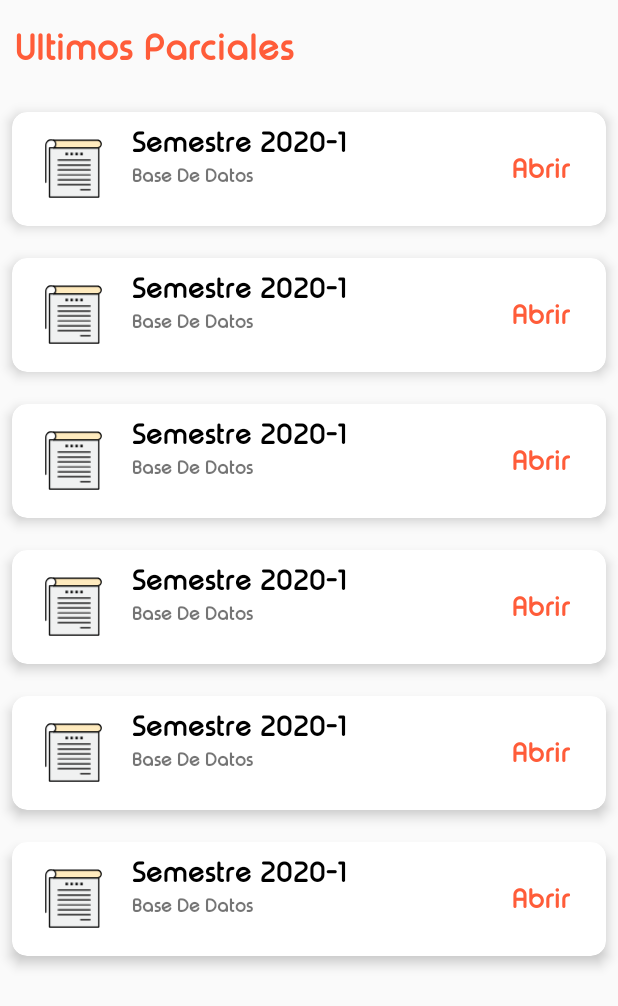
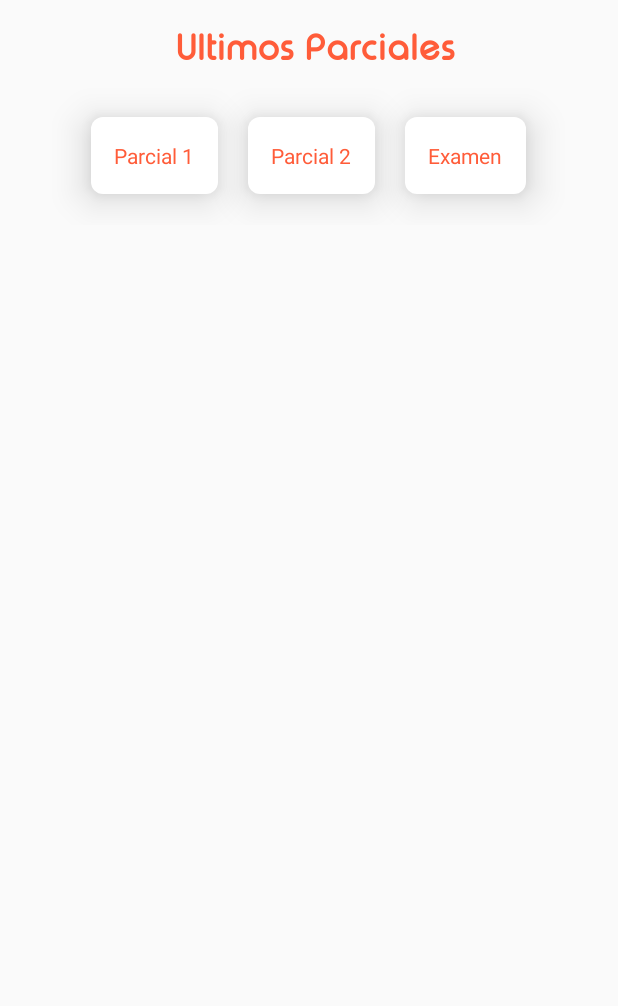
Before and after one commit to armando260135/ParicalPics, an Android app: the VerSemestres screen opened directly, with no data from a screen before it, on a phone screen of 412 x 824 dp. Shown: the top 1006 px of the screen. Run offline under Robolectric (Android 15) with nearby library versions, the phone set to English and light mode, and no system bars.

Commit message:
Implementacion-ajuste para buscar segun el tipo de examen (parcial 1, parcial 2 o examen )
*) Se implementa radiobutton para seleccionar el tipo de examen.
*) Se ajusta la vista previa de cada parcial.

```diff
--- a/InventarioParciales/app/src/main/java/com/example/inventarioparciales/ImageAdapter.java
+++ b/InventarioParciales/app/src/main/java/com/example/inventarioparciales/ImageAdapter.java
@@ -26,7 +26,7 @@ public class ImageAdapter extends RecyclerView.Adapter<ImageAdapter.ViewHolder>
     @NonNull
     @Override
     public ImageAdapter.ViewHolder onCreateViewHolder(@NonNull ViewGroup parent, int viewType) {
-        View view = LayoutInflater.from(parent.getContext()).inflate(R.layout.item,parent,false);
+        View view = LayoutInflater.from(parent.getContext()).inflate(R.layout.item_layout_parciales,parent,false);
         return new ViewHolder(view);
     }
 
--- a/InventarioParciales/app/src/main/java/com/example/inventarioparciales/VerSemestres.java
+++ b/InventarioParciales/app/src/main/java/com/example/inventarioparciales/VerSemestres.java
@@ -6,6 +6,10 @@ import androidx.recyclerview.widget.RecyclerView;
 import android.os.Bundle;
 import android.view.View;
 import android.widget.Button;
+import android.widget.RadioButton;
+import android.widget.RadioGroup;
+import android.widget.Toast;
+
 import java.util.ArrayList;
 import java.util.List;
 
@@ -13,6 +17,10 @@ public class VerSemestres extends AppCompatActivity {
     public  static String rutasemestre="";
     private List<ListElementSemestre> elementSemestres;
     private String materia;
+    RadioGroup rbgTipoExamen;
+    RadioButton rbParcial_1, rbParcial_2, rbExamen;
+    private String TYPE_EXAMEN="";
+
 
 
     @Override
@@ -20,19 +28,38 @@ public class VerSemestres extends AppCompatActivity {
         super.onCreate(savedInstanceState);
         setContentView(R.layout.activity_ver_semestres);
         materia = getIntent().getStringExtra("Materia");
-        init();
+        rbgTipoExamen = findViewById(R.id.rbgTipoExamen);
+        rbParcial_1 = findViewById(R.id.rbParcial_1);
+        rbParcial_2 = findViewById(R.id.rbParcial_2);
+        rbExamen = findViewById(R.id.rbExamen);
+        rbgTipoExamen.setOnCheckedChangeListener(new RadioGroup.OnCheckedChangeListener() {
+            @Override
+            public void onCheckedChanged(RadioGroup radioGroup, int i) {
+                if (rbParcial_1.isChecked()){
+                    TYPE_EXAMEN= "1 Parcial";
+                   init();
+                }else if(rbParcial_2.isChecked()){
+                    TYPE_EXAMEN="2 Parcial";
+                    init();
+                }else{
+                    TYPE_EXAMEN="Examen Final";
+                    init();
+                }
+            }
+        });
+
     }
 
     public void init(){
         elementSemestres = new ArrayList<>();
-        elementSemestres.add(new ListElementSemestre("Semestre 2022-1","base de datos","Ver"));
-        elementSemestres.add(new ListElementSemestre("Semestre 2022-2","base de datos","Ver"));
-        elementSemestres.add(new ListElementSemestre("Semestre 2021-1","base de datos","Ver"));
-        elementSemestres.add(new ListElementSemestre("Semestre 2021-2","base de datos","Ver"));
-        elementSemestres.add(new ListElementSemestre("Semestre 2020-1","base de datos","Ver"));
-        elementSemestres.add(new ListElementSemestre("Semestre 2020-2","base de datos","Ver"));
+        elementSemestres.add(new ListElementSemestre("Semestre 2022-1",materia,"Ver"));
+        elementSemestres.add(new ListElementSemestre("Semestre 2022-2",materia,"Ver"));
+        elementSemestres.add(new ListElementSemestre("Semestre 2021-1",materia,"Ver"));
+        elementSemestres.add(new ListElementSemestre("Semestre 2021-2",materia,"Ver"));
+        elementSemestres.add(new ListElementSemestre("Semestre 2020-1",materia,"Ver"));
+        elementSemestres.add(new ListElementSemestre("Semestre 2020-2",materia,"Ver"));
 
-        AdapterListSemestre adapterListSemestre = new AdapterListSemestre(elementSemestres,this, materia);
+        AdapterListSemestre adapterListSemestre = new AdapterListSemestre(elementSemestres,this, materia,TYPE_EXAMEN);
         RecyclerView recyclerView = findViewById(R.id.recyclerSemestre);
         recyclerView.setHasFixedSize(true);
         recyclerView.setLayoutManager(new LinearLayoutManager(this));
--- /dev/null
+++ b/InventarioParciales/app/src/main/res/drawable/radio_normal.xml
@@ -0,0 +1,6 @@
+<?xml version="1.0" encoding="utf-8"?>
+<shape android:shape="rectangle" xmlns:android="http://schemas.android.com/apk/res/android">
+
+        <solid android:color="@color/white"></solid>
+    <corners android:radius="8dp"></corners>
+</shape>
--- /dev/null
+++ b/InventarioParciales/app/src/main/res/drawable/radio_selector.xml
@@ -0,0 +1,11 @@
+<?xml version="1.0" encoding="utf-8"?>
+<selector xmlns:android="http://schemas.android.com/apk/res/android">
+    <item android:state_checked="true"
+        android:drawable="@drawable/radio_seleted">
+
+    </item>
+    <item android:state_checked="false"
+        android:drawable="@drawable/radio_normal">
+
+    </item>
+</selector>
--- /dev/null
+++ b/InventarioParciales/app/src/main/res/drawable/radio_seleted.xml
@@ -0,0 +1,7 @@
+<?xml version="1.0" encoding="utf-8"?>
+<shape android:shape="rectangle" xmlns:android="http://schemas.android.com/apk/res/android">
+    <solid android:color="@color/naranja_final_degradado"></solid>
+    <corners android:radius="8dp"></corners>
+
+
+</shape>
--- /dev/null
+++ b/InventarioParciales/app/src/main/res/drawable/text_color.xml
@@ -0,0 +1,7 @@
+<?xml version="1.0" encoding="utf-8"?>
+<selector xmlns:android="http://schemas.android.com/apk/res/android">
+    <item android:state_checked="true"
+        android:color="@color/white"></item>
+    <item android:state_checked="false"
+        android:color="@color/naranja_final_degradado"></item>
+</selector>
--- a/InventarioParciales/app/src/main/res/layout/activity_ver_semestres.xml
+++ b/InventarioParciales/app/src/main/res/layout/activity_ver_semestres.xml
@@ -12,6 +12,7 @@
         android:layout_height="wrap_content"
         android:layout_marginStart="10dp"
         android:layout_marginTop="16dp"
+        android:gravity="center"
         android:fontFamily="@font/typo_round_bold_demo"
         android:text="Ultimos Parciales"
         android:textColor="@color/naranja_final_degradado"
@@ -21,13 +22,79 @@
         app:layout_constraintStart_toStartOf="parent"
         app:layout_constraintTop_toTopOf="parent" />
 
+    <LinearLayout
+        android:id="@+id/linearLayout2"
+        android:layout_width="match_parent"
+        android:layout_height="wrap_content"
+        tools:ignore="MissingConstraints">
+
+        <RadioGroup
+            android:id="@+id/rbgTipoExamen"
+            android:layout_width="match_parent"
+            android:layout_height="150dp"
+            android:orientation="horizontal"
+            android:gravity="center_horizontal">
+
+            <RadioButton
+                android:id="@+id/rbParcial_1"
+                android:layout_width="wrap_content"
+                android:layout_height="wrap_content"
+                android:layout_marginHorizontal="10dp"
+                android:layout_marginTop="78dp"
+                android:padding="16dp"
+                android:text="Parcial 1"
+                android:button="@android:color/transparent"
+                android:background="@drawable/radio_selector"
+                android:textColor="@drawable/text_color"
+                android:elevation="15dp"
+                />
+
+            <RadioButton
+                android:id="@+id/rbParcial_2"
+                android:layout_width="wrap_content"
+                android:layout_height="wrap_content"
+                android:layout_marginHorizontal="10dp"
+                android:layout_marginTop="78dp"
+                android:padding="16dp"
+                android:text="Parcial 2"
+                android:button="@android:color/transparent"
+                android:background="@drawable/radio_selector"
+                android:textColor="@drawable/text_color"
+                android:elevation="15dp"
+
+                />
+
+            <RadioButton
+                android:id="@+id/rbExamen"
+                android:layout_width="wrap_content"
+                android:layout_height="wrap_content"
+                android:layout_marginHorizontal="10dp"
+                android:layout_marginTop="78dp"
+                android:padding="16dp"
+                android:text="Examen"
+                android:button="@android:color/transparent"
+                android:background="@drawable/radio_selector"
+                android:textColor="@drawable/text_color"
+                android:elevation="15dp"
+
+                />
+
+
+        </RadioGroup>
+    </LinearLayout>
+
+
     <androidx.recyclerview.widget.RecyclerView
         android:id="@+id/recyclerSemestre"
         android:layout_width="match_parent"
         android:layout_height="match_parent"
-        android:layout_marginTop="64dp"
-        app:layout_constraintTop_toBottomOf="@+id/ultimosSemestres"
-        tools:layout_editor_absoluteX="1dp" />
+        android:layout_marginTop="160dp"
+        app:layout_constraintEnd_toEndOf="parent"
 
+        app:layout_constraintHorizontal_bias="0.0"
+        app:layout_constraintStart_toStartOf="parent"
+        app:layout_constraintTop_toTopOf="parent">
+
+    </androidx.recyclerview.widget.RecyclerView>
 
 </androidx.constraintlayout.widget.ConstraintLayout>
```
Also changed, not shown: InventarioParciales/app/src/main/java/com/example/inventarioparciales/AdapterListSemestre.java (+6 -2 lines), InventarioParciales/app/src/main/java/com/example/inventarioparciales/ShowAllImagesFromStorage.java (+11 -9 lines), InventarioParciales/app/src/main/res/layout/item.xml (deleted, +0 -17 lines), InventarioParciales/app/src/main/res/layout/item_layout_parciales.xml (added, +173 -0 lines), InventarioParciales/app/src/main/res/drawable/cloud.png (added), InventarioParciales/app/src/main/res/drawable/like.png (added), InventarioParciales/app/src/main/res/drawable/love.png (added).
